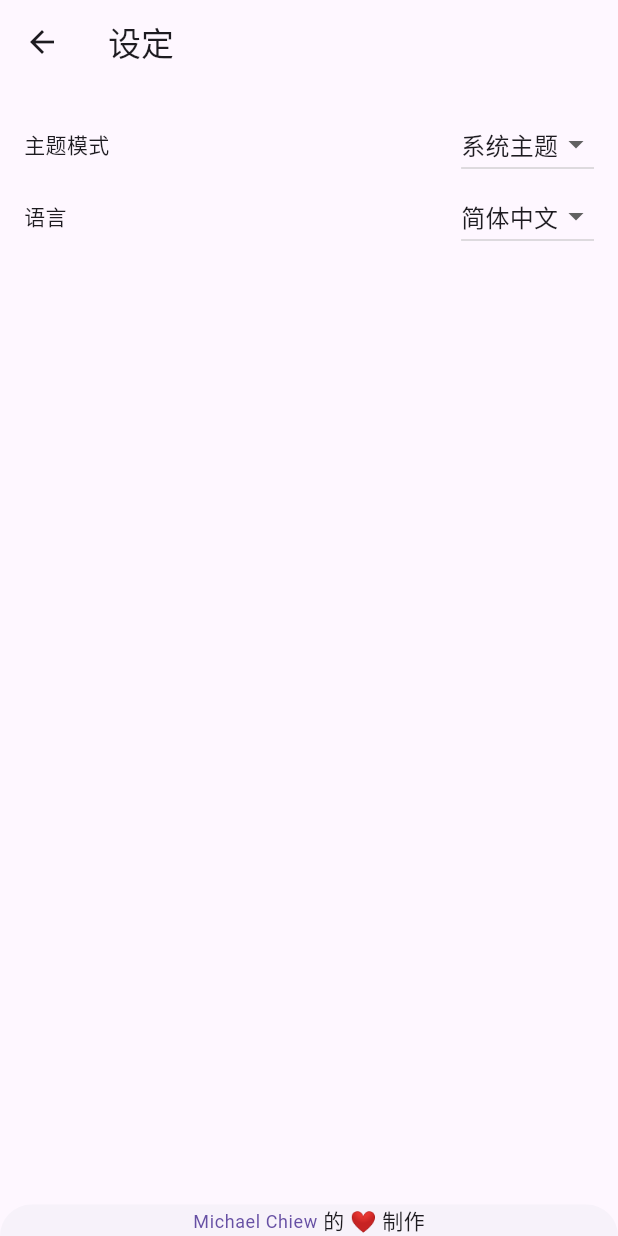
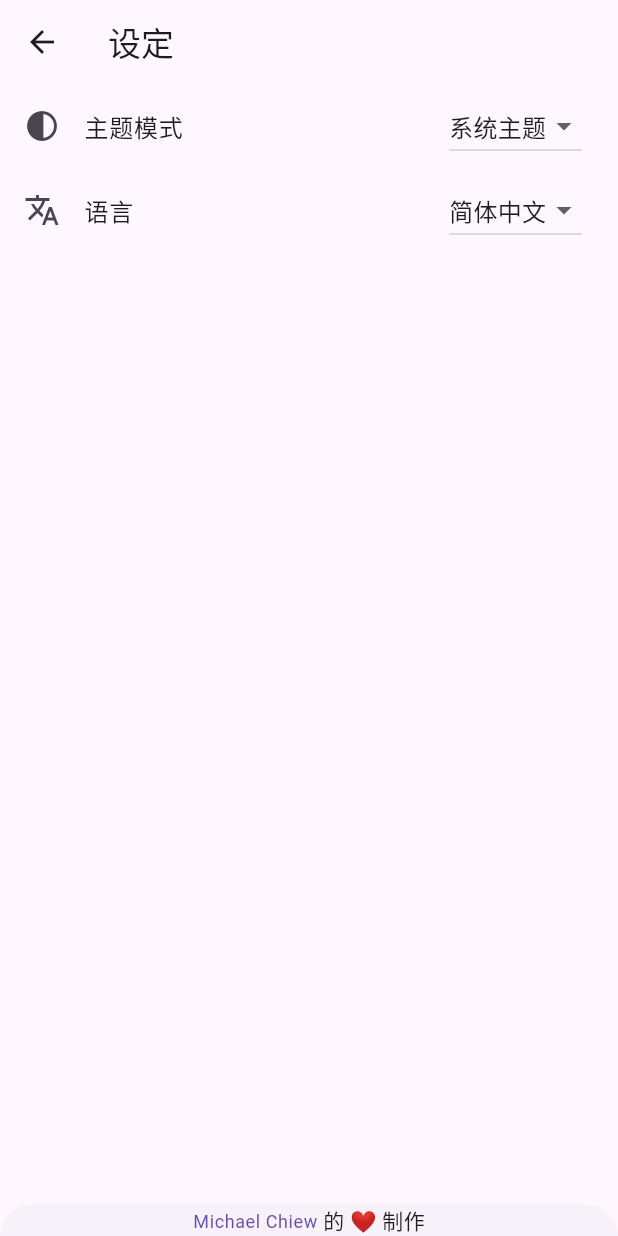
Before and after one commit to michaelchiew08/church-tool, a Flutter app: the SettingsView screen opened by its route, on a phone screen of 412 x 824 dp. Run offline on Flutter 3.47's test engine with Material 3 defaults, Android fonts, the light colour scheme and no system bars; our stand-ins replace flutter_hooks, flutter_riverpod, hooks_riverpod, shared_preferences; missing offline and left inert: lpinyin; accounts and stored records are empty; generated files the repository leaves out were written again.

Commit message:
Minor bug fix

```diff
--- a/lib/features/pinyin_converter/pinyin_converter_screen.dart
+++ b/lib/features/pinyin_converter/pinyin_converter_screen.dart
@@ -123,7 +123,7 @@ class PinyinConverterScreen extends HookConsumerWidget {
                   ],
                 ),
               ),
-              Text(state),
+              SelectableText(state),
             ],
           ),
         ),
--- a/lib/localization/app_en.arb
+++ b/lib/localization/app_en.arb
@@ -15,7 +15,7 @@
   "@gettingStartedText": {
     "description": ""
   },
-  "generateTextButton": "Generate Text",
+  "generateTextButton": "Generate Sample Text",
   "@generateTextButton": {
     "description": ""
   },
--- a/lib/localization/app_zh.arb
+++ b/lib/localization/app_zh.arb
@@ -7,7 +7,7 @@
   "@homeTitle": {
     "description": ""
   },
-  "converterTextField": "在这里输入文字或复制文章再点击转换：",
+  "converterTextField": "在这里输入文字或粘贴文字再点击转换：",
   "@converterTextField": {
     "description": ""
   },
@@ -15,7 +15,7 @@
   "@gettingStartedText": {
     "description": ""
   },
-  "generateTextButton": "复制文字",
+  "generateTextButton": "生成文字样本",
   "@generateTextButton": {
     "description": ""
   },
--- a/lib/settings/settings_view.dart
+++ b/lib/settings/settings_view.dart
@@ -21,20 +21,12 @@ class SettingsView extends StatelessWidget {
       appBar: AppBar(
         title: Text(AppLocalizations.of(context)!.settingsTitle),
       ),
-      body: Padding(
-        padding: const EdgeInsets.all(16),
-        // Glue the SettingsController to the theme selection DropdownButton.
-        //
-        // When a user selects a theme from the dropdown list, the
-        // SettingsController is updated, which rebuilds the MaterialApp.
-        child: Column(
-          crossAxisAlignment: CrossAxisAlignment.start,
+      body: ListView(
         children: [
-            Row(
-              mainAxisAlignment: MainAxisAlignment.spaceBetween,
-              children: [
-                Text(AppLocalizations.of(context)!.settingsThemeTitle),
-                DropdownButton<ThemeMode>(
+          CustomListTile(
+            title: AppLocalizations.of(context)!.settingsThemeTitle,
+            leading: const Icon(Icons.contrast),
+            trailing: DropdownButton<ThemeMode>(
               // Read the selected themeMode from the controller
               value: settingsController.themeMode,
               // Call the updateThemeMode method any time the user selects
@@ -61,13 +53,11 @@ class SettingsView extends StatelessWidget {
                 ),
               ],
             ),
-              ],
           ),
-            Row(
-              mainAxisAlignment: MainAxisAlignment.spaceBetween,
-              children: [
-                Text(AppLocalizations.of(context)!.settingsLanguageTitle),
-                DropdownButton<Locale>(
+          CustomListTile(
+            title: AppLocalizations.of(context)!.settingsLanguageTitle,
+            leading: const Icon(Icons.translate),
+            trailing: DropdownButton<Locale>(
               value: settingsController.locale,
               onChanged: settingsController.updateLocale,
               items: const [
@@ -81,11 +71,39 @@ class SettingsView extends StatelessWidget {
                 ),
               ],
             ),
-              ],
           ),
         ],
-        ),
       ),
     );
   }
 }
+
+class CustomListTile extends StatelessWidget {
+  const CustomListTile({
+    required this.title,
+    required this.trailing,
+    this.subtitle,
+    this.leading,
+    super.key,
+  });
+
+  final String title;
+  final Widget trailing;
+  final String? subtitle;
+  final Icon? leading;
+
+  @override
+  Widget build(BuildContext context) {
+    return ListTile(
+      leading: leading,
+      title: Text(title),
+      subtitle: subtitle == null
+          ? null
+          : Text(
+              subtitle!,
+              style: const TextStyle(fontSize: 12),
+            ),
+      trailing: trailing,
+    );
+  }
+}
```
Lines whose indentation alone changed are shown as unchanged.
